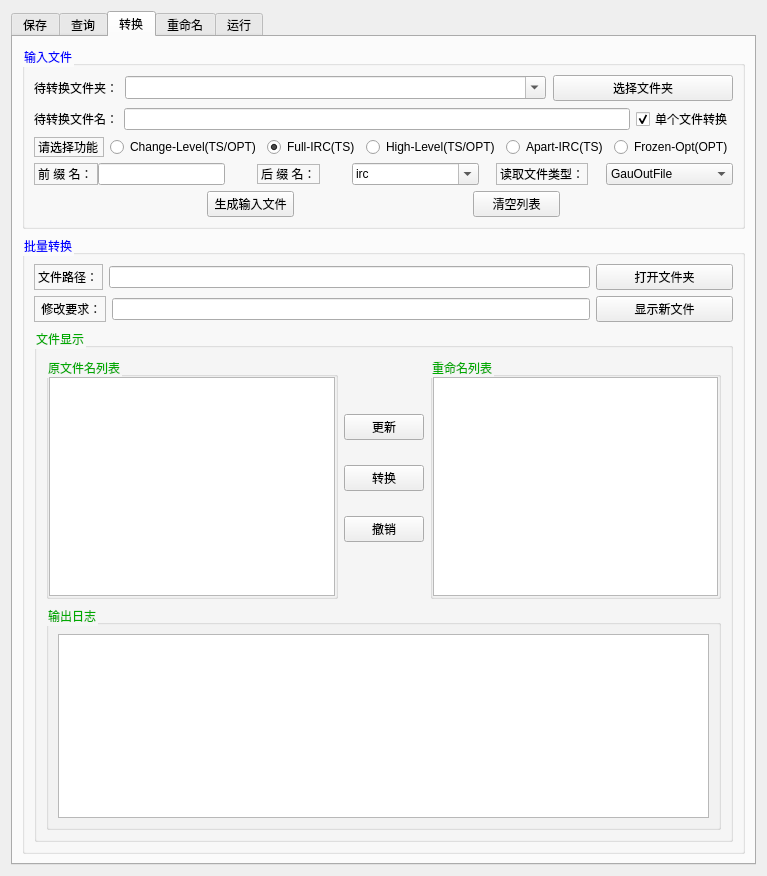
Before: the Qt Designer form Quantum/Demo/ui_quatum.ui in LeoJiaGeng/JiaGengXiong-Python-Files, drawn with Qt 5.
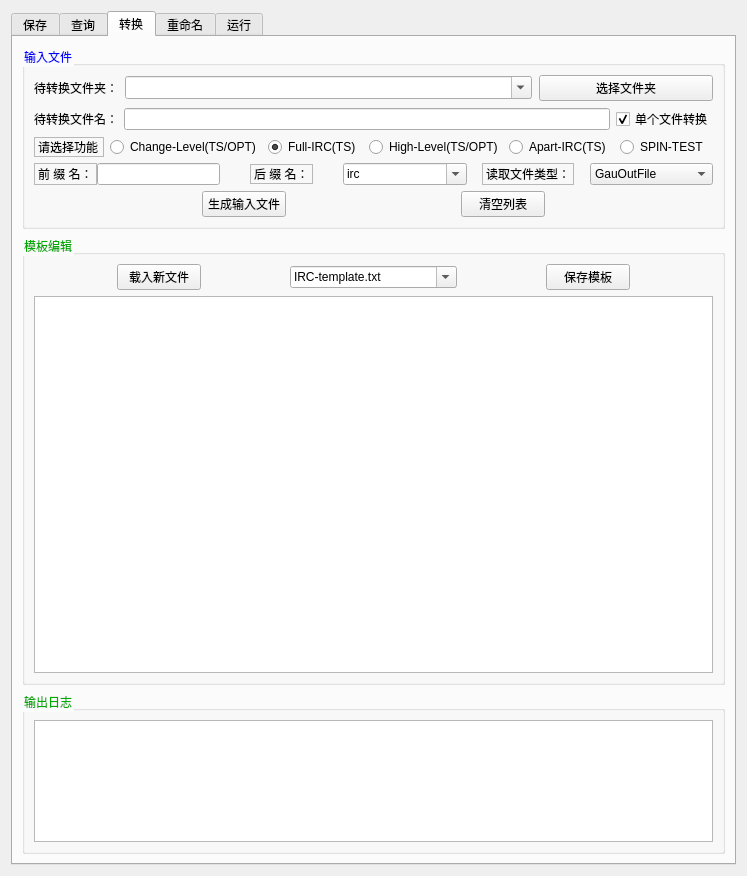
After: the same form once the commit is applied. The open tabs and pages were chosen to show the change. Icons and pictures are not drawn.

Commit message: 版本：v2.3.0 时间：2024.12.10 内容：1、增加修改模板功能；2、增加自旋检测功能

```diff
--- a/Quantum/Demo/ui_quatum.ui
+++ b/Quantum/Demo/ui_quatum.ui
@@ -836,7 +836,7 @@
       <attribute name="title">
        <string>转换</string>
       </attribute>
-      <layout class="QVBoxLayout" name="verticalLayout_8">
+      <layout class="QVBoxLayout" name="verticalLayout_10">
        <item>
         <widget class="QGroupBox" name="groupBox_3">
          <property name="minimumSize">
@@ -859,7 +859,7 @@
          <property name="title">
           <string>输入文件</string>
          </property>
-         <layout class="QVBoxLayout" name="verticalLayout_7">
+         <layout class="QVBoxLayout" name="verticalLayout_8">
           <item>
            <layout class="QHBoxLayout" name="horizontalLayout_7" stretch="1,7,3">
             <property name="spacing">
@@ -1122,7 +1122,7 @@
                   <bool>false</bool>
                  </property>
                  <property name="text">
-                  <string>Frozen-Opt(OPT)</string>
+                  <string>SPIN-TEST</string>
                  </property>
                 </widget>
                </item>
@@ -1153,7 +1153,11 @@
              </widget>
             </item>
             <item>
-             <widget class="QLineEdit" name="edit_trans_pre"/>
+             <widget class="QLineEdit" name="edit_trans_pre">
+              <property name="acceptDrops">
+               <bool>false</bool>
+              </property>
+             </widget>
             </item>
             <item alignment="Qt::AlignHCenter|Qt::AlignVCenter">
              <widget class="QLabel" name="label_16">
@@ -1319,154 +1323,40 @@
        </item>
        <item>
         <widget class="QGroupBox" name="groupBox_4">
-         <property name="styleSheet">
-          <string notr="true">QGroupBox{
-	color: rgb(0, 0, 255);
-}</string>
-         </property>
-         <property name="title">
-          <string>批量转换</string>
-         </property>
-         <layout class="QVBoxLayout" name="verticalLayout_11">
-          <item>
-           <layout class="QHBoxLayout" name="horizontalLayout_12" stretch="1,7,2">
-            <item>
-             <widget class="QLabel" name="label_18">
-              <property name="enabled">
-               <bool>true</bool>
-              </property>
               <property name="minimumSize">
                <size>
                 <width>0</width>
-                <height>23</height>
-               </size>
-              </property>
-              <property name="frameShape">
-               <enum>QFrame::StyledPanel</enum>
-              </property>
-              <property name="frameShadow">
-               <enum>QFrame::Sunken</enum>
-              </property>
-              <property name="text">
-               <string>文件路径：</string>
-              </property>
-             </widget>
-            </item>
-            <item>
-             <widget class="QLineEdit" name="edit_trans_folder"/>
-            </item>
-            <item>
-             <widget class="QPushButton" name="btn_trans_open_folder">
-              <property name="text">
-               <string>打开文件夹</string>
-              </property>
-              <property name="icon">
-               <iconset resource="Resource/ico.qrc">
-                <normaloff>:/ico/pictures/icos/DM_20230815124713_069.png</normaloff>:/ico/pictures/icos/DM_20230815124713_069.png</iconset>
-              </property>
-             </widget>
-            </item>
-           </layout>
-          </item>
-          <item>
-           <layout class="QHBoxLayout" name="horizontalLayout_16" stretch="1,7,2">
-            <item>
-             <widget class="QLabel" name="label_10">
-              <property name="enabled">
-               <bool>true</bool>
-              </property>
-              <property name="minimumSize">
-               <size>
-                <width>0</width>
-                <height>23</height>
-               </size>
-              </property>
-              <property name="frameShape">
-               <enum>QFrame::StyledPanel</enum>
-              </property>
-              <property name="frameShadow">
-               <enum>QFrame::Sunken</enum>
-              </property>
-              <property name="text">
-               <string> 修改要求：</string>
-              </property>
-             </widget>
-            </item>
-            <item>
-             <widget class="QLineEdit" name="edit_trans_ruler"/>
-            </item>
-            <item>
-             <widget class="QPushButton" name="btn_check_new_name">
-              <property name="text">
-               <string>显示新文件</string>
-              </property>
-              <property name="icon">
-               <iconset resource="Resource/ico.qrc">
-                <normaloff>:/ico/pictures/icos/DM_20230815124713_069.png</normaloff>:/ico/pictures/icos/DM_20230815124713_069.png</iconset>
-              </property>
-             </widget>
-            </item>
-           </layout>
-          </item>
-          <item>
-           <widget class="QGroupBox" name="groupBox_9">
+           <height>450</height>
+          </size>
+         </property>
             <property name="styleSheet">
              <string notr="true">QGroupBox{
 	color: rgb(0, 170, 0);
 }</string>
             </property>
             <property name="title">
-             <string>文件显示</string>
-            </property>
-            <layout class="QVBoxLayout" name="verticalLayout_14">
+          <string>模板编辑</string>
+         </property>
+         <layout class="QVBoxLayout" name="verticalLayout_7">
              <item>
-              <layout class="QHBoxLayout" name="horizontalLayout_13">
+           <layout class="QHBoxLayout" name="horizontalLayout_10" stretch="1,1,1,2,1,1,1">
                <item>
-                <widget class="QGroupBox" name="groupBox_5">
-                 <property name="title">
-                  <string>原文件名列表</string>
-                 </property>
-                 <layout class="QHBoxLayout" name="horizontalLayout_11">
-                  <property name="spacing">
-                   <number>0</number>
-                  </property>
-                  <property name="leftMargin">
-                   <number>0</number>
-                  </property>
-                  <property name="topMargin">
-                   <number>0</number>
-                  </property>
-                  <property name="rightMargin">
-                   <number>0</number>
-                  </property>
-                  <property name="bottomMargin">
-                   <number>0</number>
-                  </property>
-                  <item>
-                   <widget class="QPlainTextEdit" name="plainTextEdit_trans_origin"/>
-                  </item>
-                 </layout>
-                </widget>
-               </item>
-               <item>
-                <layout class="QVBoxLayout" name="verticalLayout_10" stretch="3,0,1,0,1,0,3">
-                 <item>
-                  <spacer name="verticalSpacer_3">
+             <spacer name="horizontalSpacer_20">
                    <property name="orientation">
-                    <enum>Qt::Vertical</enum>
+               <enum>Qt::Horizontal</enum>
                    </property>
                    <property name="sizeHint" stdset="0">
                     <size>
-                     <width>20</width>
-                     <height>40</height>
+                <width>40</width>
+                <height>20</height>
                     </size>
                    </property>
                   </spacer>
                  </item>
                  <item>
-                  <widget class="QPushButton" name="btn_trans_refresh">
+             <widget class="QPushButton" name="btn_trans_open_input">
                    <property name="text">
-                    <string>更新</string>
+               <string>载入新文件</string>
                    </property>
                    <property name="icon">
                     <iconset resource="Resource/ico.qrc">
@@ -1475,46 +1365,82 @@
                   </widget>
                  </item>
                  <item>
-                  <spacer name="verticalSpacer_4">
+             <spacer name="horizontalSpacer_22">
                    <property name="orientation">
-                    <enum>Qt::Vertical</enum>
+               <enum>Qt::Horizontal</enum>
                    </property>
                    <property name="sizeHint" stdset="0">
                     <size>
-                     <width>20</width>
-                     <height>40</height>
+                <width>40</width>
+                <height>20</height>
                     </size>
                    </property>
                   </spacer>
                  </item>
                  <item>
-                  <widget class="QPushButton" name="btn_transfer">
+             <widget class="QComboBox" name="combo_trans_template_type">
+              <property name="editable">
+               <bool>true</bool>
+              </property>
+              <item>
                    <property name="text">
-                    <string>转换</string>
-                   </property>
-                   <property name="icon">
-                    <iconset resource="Resource/ico.qrc">
-                     <normaloff>:/ico/pictures/icos/DM_20230815124713_051.png</normaloff>:/ico/pictures/icos/DM_20230815124713_051.png</iconset>
-                   </property>
+                <string>IRC-template.txt</string>
+               </property>
+              </item>
+              <item>
+               <property name="text">
+                <string>HIGH-SP-template.txt</string>
+               </property>
+              </item>
+              <item>
+               <property name="text">
+                <string>INPUT-template.txt</string>
+               </property>
+              </item>
+              <item>
+               <property name="text">
+                <string>IRC-F-template.txt</string>
+               </property>
+              </item>
+              <item>
+               <property name="text">
+                <string>IRC-R-template.txt</string>
+               </property>
+              </item>
+              <item>
+               <property name="text">
+                <string>OPT-template.txt</string>
+               </property>
+              </item>
+              <item>
+               <property name="text">
+                <string>TS-template.txt</string>
+               </property>
+              </item>
+              <item>
+               <property name="text">
+                <string>SPIN-TEST-template.txt</string>
+               </property>
+              </item>
                   </widget>
                  </item>
                  <item>
-                  <spacer name="verticalSpacer_2">
+             <spacer name="horizontalSpacer_27">
                    <property name="orientation">
-                    <enum>Qt::Vertical</enum>
+               <enum>Qt::Horizontal</enum>
                    </property>
                    <property name="sizeHint" stdset="0">
                     <size>
-                     <width>20</width>
-                     <height>40</height>
+                <width>40</width>
+                <height>20</height>
                     </size>
                    </property>
                   </spacer>
                  </item>
                  <item>
-                  <widget class="QPushButton" name="btn_trans_retract">
+             <widget class="QPushButton" name="btn_trans_save_template">
                    <property name="text">
-                    <string>撤销</string>
+               <string>保存模板</string>
                    </property>
                    <property name="icon">
                     <iconset resource="Resource/ico.qrc">
@@ -1523,14 +1449,14 @@
                   </widget>
                  </item>
                  <item>
-                  <spacer name="verticalSpacer">
+             <spacer name="horizontalSpacer_26">
                    <property name="orientation">
-                    <enum>Qt::Vertical</enum>
+               <enum>Qt::Horizontal</enum>
                    </property>
                    <property name="sizeHint" stdset="0">
                     <size>
-                     <width>20</width>
-                     <height>40</height>
+                <width>40</width>
+                <height>20</height>
                     </size>
                    </property>
                   </spacer>
@@ -1538,33 +1464,24 @@
                 </layout>
                </item>
                <item>
-                <widget class="QGroupBox" name="groupBox_6">
-                 <property name="title">
-                  <string>重命名列表</string>
-                 </property>
-                 <layout class="QHBoxLayout" name="horizontalLayout_10">
-                  <property name="leftMargin">
-                   <number>0</number>
-                  </property>
-                  <property name="topMargin">
-                   <number>0</number>
-                  </property>
-                  <property name="rightMargin">
-                   <number>0</number>
-                  </property>
-                  <property name="bottomMargin">
-                   <number>0</number>
-                  </property>
-                  <item>
-                   <widget class="QPlainTextEdit" name="plainTextEdit_trans_new"/>
-                  </item>
-                 </layout>
+           <widget class="QPlainTextEdit" name="plainTextEdit_trans_edit_template">
+            <property name="font">
+             <font>
+              <pointsize>11</pointsize>
+             </font>
+            </property>
                 </widget>
                </item>
               </layout>
+        </widget>
              </item>
              <item>
               <widget class="QGroupBox" name="groupBox_10">
+         <property name="styleSheet">
+          <string notr="true">QGroupBox{
+	color: rgb(0, 170, 0);
+}</string>
+         </property>
                <property name="title">
                 <string>输出日志</string>
                </property>
@@ -1577,12 +1494,6 @@
              </item>
             </layout>
            </widget>
-          </item>
-         </layout>
-        </widget>
-       </item>
-      </layout>
-     </widget>
      <widget class="QWidget" name="tab">
       <attribute name="icon">
        <iconset resource="Resource/ico.qrc">
@@ -1987,7 +1898,7 @@
          <property name="title">
           <string>外部运行</string>
          </property>
-         <layout class="QVBoxLayout" name="verticalLayout_16">
+         <layout class="QVBoxLayout" name="verticalLayout_11">
           <item>
            <layout class="QHBoxLayout" name="horizontalLayout_17" stretch="1,7,2">
             <item>
@@ -2051,6 +1962,69 @@
             </item>
            </layout>
           </item>
+          <item>
+           <layout class="QHBoxLayout" name="horizontalLayout_11">
+            <item>
+             <spacer name="horizontalSpacer_28">
+              <property name="orientation">
+               <enum>Qt::Horizontal</enum>
+              </property>
+              <property name="sizeHint" stdset="0">
+               <size>
+                <width>40</width>
+                <height>20</height>
+               </size>
+              </property>
+             </spacer>
+            </item>
+            <item>
+             <spacer name="horizontalSpacer_30">
+              <property name="orientation">
+               <enum>Qt::Horizontal</enum>
+              </property>
+              <property name="sizeHint" stdset="0">
+               <size>
+                <width>40</width>
+                <height>20</height>
+               </size>
+              </property>
+             </spacer>
+            </item>
+            <item>
+             <widget class="QPushButton" name="pushButton">
+              <property name="text">
+               <string>连续运行</string>
+              </property>
+             </widget>
+            </item>
+            <item>
+             <spacer name="horizontalSpacer_31">
+              <property name="orientation">
+               <enum>Qt::Horizontal</enum>
+              </property>
+              <property name="sizeHint" stdset="0">
+               <size>
+                <width>40</width>
+                <height>20</height>
+               </size>
+              </property>
+             </spacer>
+            </item>
+            <item>
+             <spacer name="horizontalSpacer_29">
+              <property name="orientation">
+               <enum>Qt::Horizontal</enum>
+              </property>
+              <property name="sizeHint" stdset="0">
+               <size>
+                <width>40</width>
+                <height>20</height>
+               </size>
+              </property>
+             </spacer>
+            </item>
+           </layout>
+          </item>
           <item>
            <widget class="QPlainTextEdit" name="exe_plainTextEdit"/>
           </item>
```
Left out of the diff: 10 changed lines with no effect on the pictures. Lines whose indentation alone changed are shown as unchanged. The commit also changes 8 other files.
